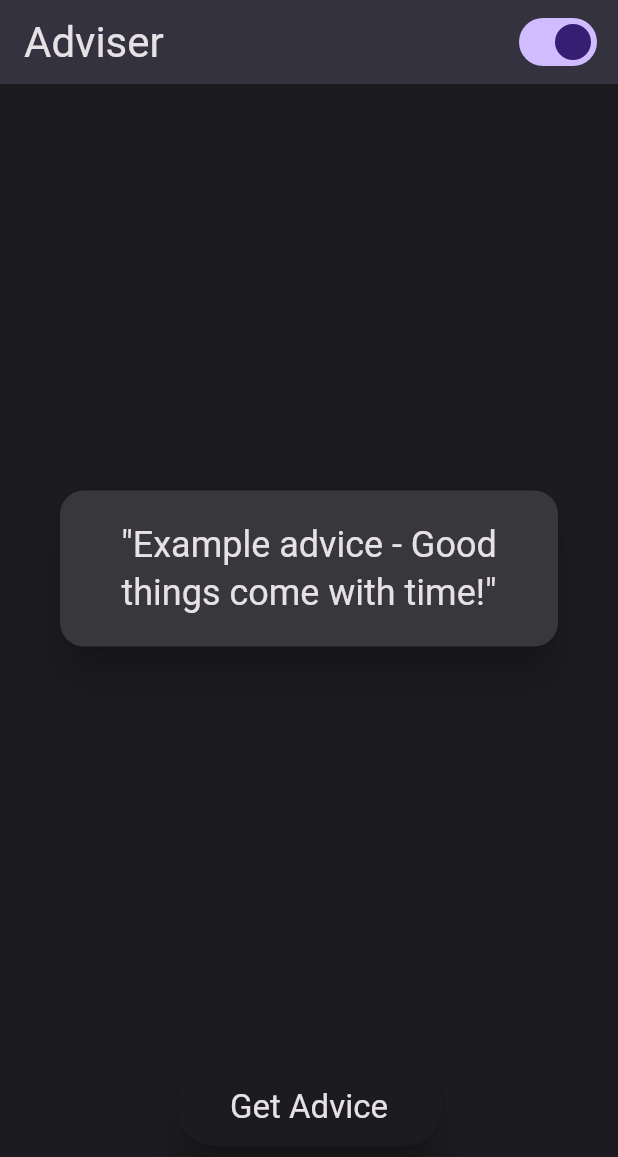
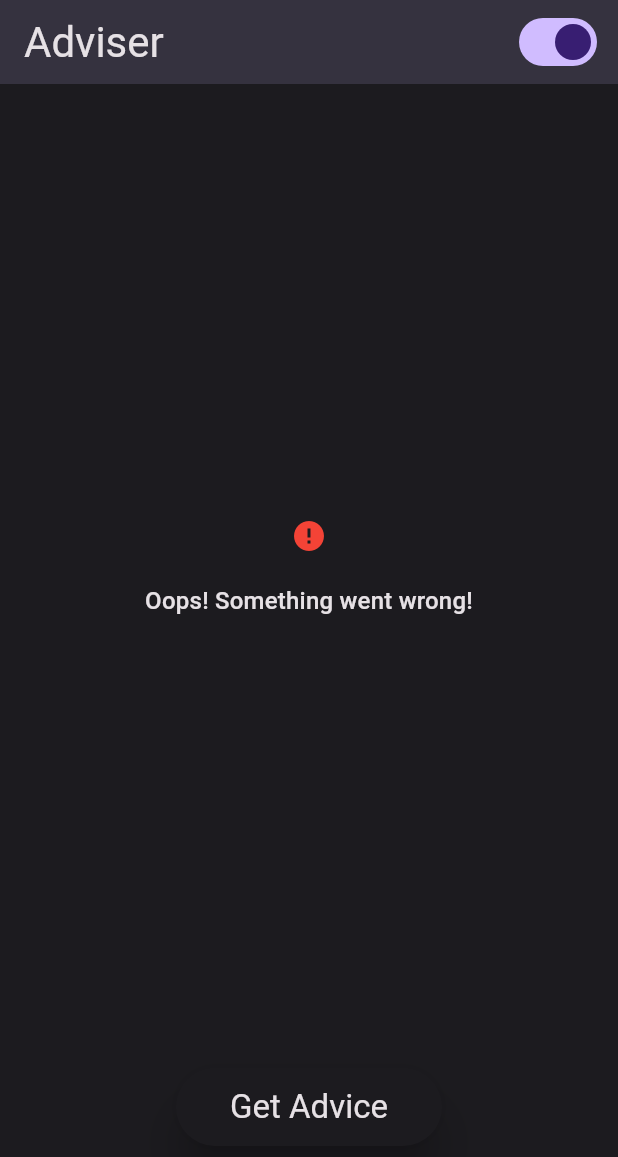
Before and after one commit to we-mohd-i001/clean_architecture_app, a Flutter app: the screen it shows after launch, on a phone screen of 412 x 824 dp. Shown: the top 1157 px of the screen. Run offline on Flutter 3.47's test engine with Material 2 defaults, Android fonts, the phone set to English and light mode, and no system bars; missing offline and left inert: dart:ffi.

Commit message:
Added error message widget

```diff
--- a/lib/application/pages/advice/adviser_page.dart
+++ b/lib/application/pages/advice/adviser_page.dart
@@ -1,6 +1,7 @@
 import 'package:clean_architecture_app/application/core/services/theme_service.dart';
 import 'package:clean_architecture_app/application/pages/advice/widgets/advice_field.dart';
 import 'package:clean_architecture_app/application/pages/advice/widgets/custom_button.dart';
+import 'package:clean_architecture_app/application/pages/advice/widgets/error_message.dart';
 import 'package:flutter/material.dart';
 import 'package:provider/provider.dart';
 
@@ -34,7 +35,8 @@ class AdviserPage extends StatelessWidget {
             SizedBox(height: 20,),
             Expanded(child: Center(
                 child:
-                AdviceField(adviceText: '''"Example advice - Good things come with time!"''',),
+                ErrorMessage(errorMessageText: 'Oops! Something went wrong!')
+                //AdviceField(adviceText: '''"Example advice - Good things come with time!"''',),
 
             //CircularProgressIndicator(),
             //Text('Your advice is waiting for you!', style: themeData.textTheme.bodyLarge,)
--- a/lib/application/pages/advice/widgets/advice_field.dart
+++ b/lib/application/pages/advice/widgets/advice_field.dart
@@ -16,8 +16,10 @@ class AdviceField extends StatelessWidget {
             color: themData.focusColor),
         child: Padding(
           padding: const EdgeInsets.symmetric(horizontal: 15, vertical: 20),
-          child: Text(adviceText, style: themData.textTheme.headlineSmall,
-          textAlign: TextAlign.center,
+          child: Text(
+            adviceText,
+            style: themData.textTheme.headlineSmall,
+            textAlign: TextAlign.center,
           ),
         ),
       ),
--- /dev/null
+++ b/lib/application/pages/advice/widgets/error_message.dart
@@ -0,0 +1,25 @@
+import 'package:flutter/material.dart';
+
+class ErrorMessage extends StatelessWidget {
+  final String errorMessageText;
+  const ErrorMessage({super.key, required this.errorMessageText});
+
+  @override
+  Widget build(BuildContext context) {
+    final themeData = Theme.of(context);
+    return Column(
+      mainAxisAlignment: MainAxisAlignment.center,
+      children: [
+        const Icon(Icons.error, color: Colors.red,),
+        const SizedBox(
+          height: 20,
+        ),
+        Text(
+          errorMessageText,
+          style: themeData.textTheme.titleMedium,
+          textAlign: TextAlign.center,
+        )
+      ],
+    );
+  }
+}
```
